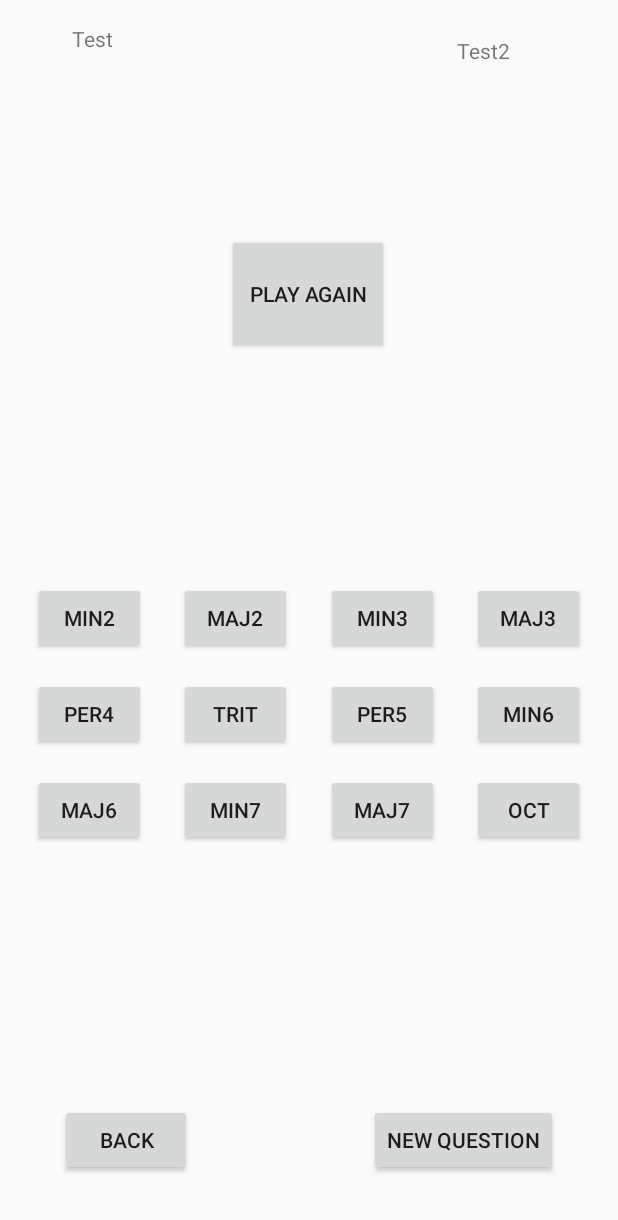
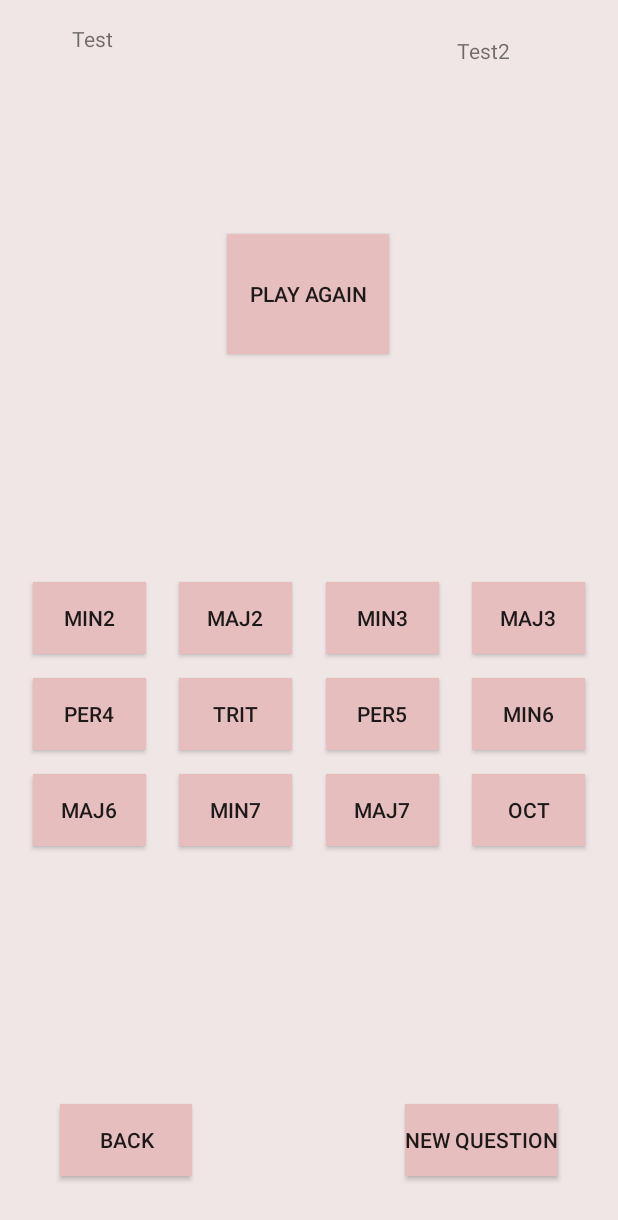
Before and after one commit to nikhilnair23/AllEars, an Android app: the layout activity_interval_question.xml on its own in the app's theme, with its tools: preview values and no code run, on a phone screen of 412 x 824 dp. Shown: the top 1220 px of the screen. Run offline under Robolectric (Android 15) with nearby library versions, the light colour scheme and no system bars.

Commit message:
Changed color scheme, looks uggo but not plain white uggo

```diff
--- a/app/src/main/java/com/example/allears/IntervalQuestionActivity.java
+++ b/app/src/main/java/com/example/allears/IntervalQuestionActivity.java
@@ -77,7 +77,6 @@ public class IntervalQuestionActivity extends AppCompatActivity {
 
         // find the play again button, style it a tiny bit
         playAgain = (Button)findViewById(R.id.button_interval_question_repeat);
-        playAgain.setBackgroundColor( Color.CYAN);
 
         // find all of the buttons in the grid for use
         button0 = (Button)findViewById(R.id.button_interval_question_b0);
@@ -125,6 +124,7 @@ public class IntervalQuestionActivity extends AppCompatActivity {
     }
 
 
+
     // call helper on the buttons related to "medium" difficulty
     private void greyMediumButtons() {
         greyOut( button1 );
@@ -143,8 +143,11 @@ public class IntervalQuestionActivity extends AppCompatActivity {
 
     // change background color and color of text
     private void greyOut( Button button ) {
-        button.setBackgroundColor(Color.argb(100, 255, 255, 255));
-        button.setBackgroundColor( Color.GRAY );
+        // button.setBackgroundColor(Color.argb(100, 255, 255, 255));
+        button.setTextColor(getResources().getColor( R.color.colorButtonTestTwo ));
+        button.setBackgroundColor( getResources().getColor( R.color.colorButtonTestTwo) );
+        button.setHighlightColor( getResources().getColor( R.color.colorButtonTestTwo) );
+        // button.setVisibility( View.INVISIBLE );
     }
 
 
@@ -270,32 +273,32 @@ public class IntervalQuestionActivity extends AppCompatActivity {
 
         switch (type) {
 
-            // 0, octave
+            // 0, octave -  12 semitones
             case 0:
                 toAdd = (ascendHuh) ? root + 12 : root - 12;
                 notes.add(toAdd);
                 answer = 11;
                 break;
 
-            // 1, perfect fifth
+            // 1, perfect fifth - 7 semitones
             case 1:
                 toAdd = (ascendHuh) ? root + 7 : root - 7;
                 notes.add(toAdd);
                 answer = 6;
                 break;
 
-            // 2, perfect fourth
+            // 2, perfect fourth - 5 semitones
             case 2:
                 toAdd = (ascendHuh) ? root + 5 : root - 5;
                 notes.add(toAdd);
                 answer = 4;
                 break;
 
-            // 3, maj2
+            // 3, maj2 - 4 semitones
             case 3:
-                toAdd = ( ascendHuh ) ? root + 2  :  root - 2 ;
+                toAdd = ( ascendHuh ) ? root + 4  :  root - 4 ;
                 notes.add( toAdd );
-                answer = 1;
+                answer = 3;
                 break;
 
 
@@ -340,32 +343,32 @@ public class IntervalQuestionActivity extends AppCompatActivity {
         int toAdd;
         switch (type) {
 
-            // 0, tritone
+            // 0, tritone -  6 semitones
             case 0:
                 toAdd = ( ascendHuh ) ? root + 6  :  root - 6 ;
                 notes.add( toAdd );
                 answer = 5;
                 break;
 
-            // 1, maj3
+            // 1, maj2 - 2 semitones
             case 1:
-                toAdd = ( ascendHuh ) ? root + 4  :  root - 4 ;
+                toAdd = ( ascendHuh ) ? root + 2  :  root - 2 ;
                 notes.add( toAdd );
-                answer = 3;
+                answer = 1;
                 break;
 
-            // 2, maj6
+            // 2, maj6 -  9 semitones
             case 2:
                 toAdd = ( ascendHuh ) ? root + 9  :  root - 9 ;
                 notes.add( toAdd );
                 answer = 8;
                 break;
 
-            // 3, maj7
+            // 3, maj7 -  11 semitones
             case 3:
                 toAdd = ( ascendHuh ) ? root + 11  :  root - 11 ;
                 notes.add( toAdd );
-                answer = 11;
+                answer = 10;
                 break;
         }
 
--- a/app/src/main/res/layout/activity_interval_question.xml
+++ b/app/src/main/res/layout/activity_interval_question.xml
@@ -4,6 +4,7 @@
     xmlns:tools="http://schemas.android.com/tools"
     android:layout_width="match_parent"
     android:layout_height="match_parent"
+    android:background="@color/colorIntervalQuestionBackground"
     tools:context=".IntervalQuestionActivity">
 
     <TextView
@@ -31,6 +32,7 @@
         android:id="@+id/button_interval_question_b0"
         android:layout_width="75dp"
         android:layout_height="wrap_content"
+        android:background="@color/colorButtonTestOne"
         android:onClick="onClick"
         android:text="@string/button_interval_question_answer0"
         app:layout_constraintBottom_toBottomOf="parent"
@@ -38,13 +40,14 @@
         app:layout_constraintHorizontal_bias="0.5"
         app:layout_constraintHorizontal_chainStyle="spread"
         app:layout_constraintStart_toStartOf="parent"
-        tools:layout_editor_absoluteY="342dp"
-        app:layout_constraintTop_toTopOf="parent"/>
+        app:layout_constraintTop_toTopOf="parent"
+        tools:layout_editor_absoluteY="342dp" />
 
     <Button
         android:id="@+id/button_interval_question_b1"
         android:layout_width="75dp"
         android:layout_height="wrap_content"
+        android:background="@color/colorButtonTestOne"
         android:onClick="onClick"
         android:text="@string/button_interval_question_answer1"
         app:layout_constraintBottom_toBottomOf="parent"
@@ -57,33 +60,36 @@
         android:id="@+id/button_interval_question_b2"
         android:layout_width="75dp"
         android:layout_height="wrap_content"
+        android:background="@color/colorButtonTestOne"
         android:onClick="onClick"
         android:text="@string/button_interval_question_answer2"
         app:layout_constraintBottom_toBottomOf="parent"
         app:layout_constraintEnd_toStartOf="@+id/button_interval_question_b3"
         app:layout_constraintHorizontal_bias="0.5"
         app:layout_constraintStart_toEndOf="@+id/button_interval_question_b1"
-        tools:layout_editor_absoluteY="342dp"
-        app:layout_constraintTop_toTopOf="parent"/>
+        app:layout_constraintTop_toTopOf="parent"
+        tools:layout_editor_absoluteY="342dp" />
 
     <Button
         android:id="@+id/button_interval_question_b3"
         android:layout_width="75dp"
         android:layout_height="wrap_content"
+        android:background="@color/colorButtonTestOne"
         android:onClick="onClick"
         android:text="@string/button_interval_question_answer3"
         app:layout_constraintBottom_toBottomOf="parent"
         app:layout_constraintEnd_toEndOf="parent"
         app:layout_constraintHorizontal_bias="0.5"
         app:layout_constraintStart_toEndOf="@+id/button_interval_question_b2"
-        tools:layout_editor_absoluteY="342dp"
-        app:layout_constraintTop_toTopOf="parent"/>
+        app:layout_constraintTop_toTopOf="parent"
+        tools:layout_editor_absoluteY="342dp" />
 
     <Button
         android:id="@+id/button_interval_question_b4"
         android:layout_width="75dp"
         android:layout_height="wrap_content"
         android:layout_marginTop="16dp"
+        android:background="@color/colorButtonTestOne"
         android:onClick="onClick"
         android:text="@string/button_interval_question_answer4"
         app:layout_constraintEnd_toStartOf="@+id/button_interval_question_b1"
@@ -95,6 +101,7 @@
         android:layout_width="75dp"
         android:layout_height="wrap_content"
         android:layout_marginTop="16dp"
+        android:background="@color/colorButtonTestOne"
         android:onClick="onClick"
         android:text="@string/button_interval_question_answer5"
         app:layout_constraintEnd_toStartOf="@+id/button_interval_question_b2"
@@ -107,6 +114,7 @@
         android:layout_width="75dp"
         android:layout_height="wrap_content"
         android:layout_marginTop="16dp"
+        android:background="@color/colorButtonTestOne"
         android:onClick="onClick"
         android:text="@string/button_interval_question_answer6"
         app:layout_constraintEnd_toStartOf="@+id/button_interval_question_b3"
@@ -119,6 +127,7 @@
         android:layout_width="75dp"
         android:layout_height="wrap_content"
         android:layout_marginTop="16dp"
+        android:background="@color/colorButtonTestOne"
         android:onClick="onClick"
         android:text="@string/button_interval_question_answer7"
         app:layout_constraintEnd_toEndOf="parent"
@@ -130,6 +139,7 @@
         android:layout_width="75dp"
         android:layout_height="wrap_content"
         android:layout_marginTop="16dp"
+        android:background="@color/colorButtonTestOne"
         android:onClick="onClick"
         android:text="@string/button_interval_question_answer8"
         app:layout_constraintEnd_toStartOf="@+id/button_interval_question_b1"
@@ -141,6 +151,7 @@
         android:layout_width="75dp"
         android:layout_height="wrap_content"
         android:layout_marginTop="16dp"
+        android:background="@color/colorButtonTestOne"
         android:onClick="onClick"
         android:text="@string/button_interval_question_answer9"
         app:layout_constraintEnd_toStartOf="@+id/button_interval_question_b2"
@@ -153,6 +164,7 @@
         android:layout_width="75dp"
         android:layout_height="wrap_content"
         android:layout_marginTop="16dp"
+        android:background="@color/colorButtonTestOne"
         android:onClick="onClick"
         android:text="@string/button_interval_question_answer10"
         app:layout_constraintEnd_toStartOf="@+id/button_interval_question_b3"
@@ -165,6 +177,7 @@
         android:layout_width="75dp"
         android:layout_height="wrap_content"
         android:layout_marginTop="16dp"
+        android:background="@color/colorButtonTestOne"
         android:onClick="onClick"
         android:text="@string/button_interval_question_answer11"
         app:layout_constraintEnd_toEndOf="parent"
@@ -178,6 +191,7 @@
         android:layout_height="wrap_content"
         android:layout_marginStart="40dp"
         android:layout_marginBottom="40dp"
+        android:background="@color/colorButtonTestOne"
         android:onClick="onClick"
         android:text="@string/button_generic_back"
         app:layout_constraintBottom_toBottomOf="parent"
@@ -189,6 +203,7 @@
         android:layout_width="108dp"
         android:layout_height="80dp"
         android:layout_marginTop="156dp"
+        android:background="@color/colorButtonTestOne"
         android:onClick="onClick"
         android:text="@string/button_interval_question_repeat"
         app:layout_constraintEnd_toEndOf="parent"
@@ -202,6 +217,7 @@
         android:layout_height="wrap_content"
         android:layout_marginEnd="40dp"
         android:layout_marginBottom="40dp"
+        android:background="@color/colorButtonTestOne"
         android:onClick="onClick"
         android:text="@string/button_interval_question_new"
         app:layout_constraintBottom_toBottomOf="parent"
--- a/app/src/main/res/values/colors.xml
+++ b/app/src/main/res/values/colors.xml
@@ -3,4 +3,9 @@
     <color name="colorPrimary">#6200EE</color>
     <color name="colorPrimaryDark">#3700B3</color>
     <color name="colorAccent">#03DAC5</color>
+
+    <color name="colorIntervalQuestionBackground">#F0E6E6</color>
+    <color name="colorButtonTestOne">#FFE6BEBE</color>
+    <color name="colorButtonTestTwo">#7F5F5F</color>
+
 </resources>
```
